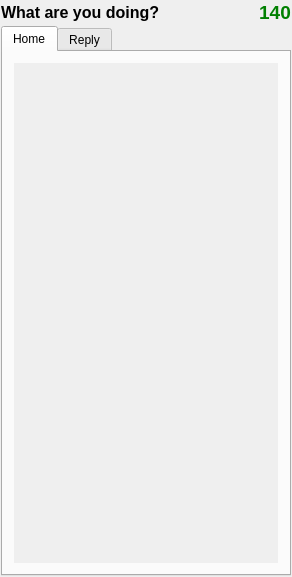
mtux/choqok-old, file src/mainwindow_base.ui: the form before one commit.
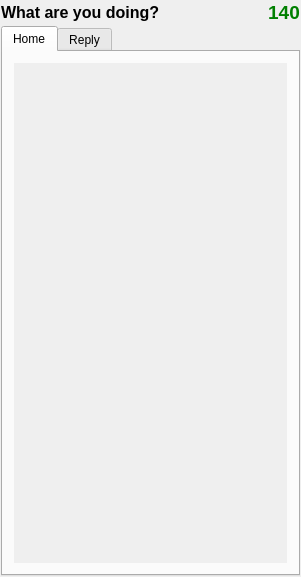
The form after the commit. Custom widgets are drawn as their Qt base class.

The edit to the form file:
```diff
--- a/src/mainwindow_base.ui
+++ b/src/mainwindow_base.ui
@@ -5,7 +5,7 @@
    <rect>
     <x>0</x>
     <y>0</y>
-    <width>292</width>
+    <width>301</width>
     <height>577</height>
    </rect>
   </property>
@@ -129,7 +129,7 @@
            <rect>
             <x>0</x>
             <y>0</y>
-            <width>274</width>
+            <width>283</width>
             <height>504</height>
            </rect>
           </property>
```
Left out of the diff: 4 changed lines with no effect on the pictures.
